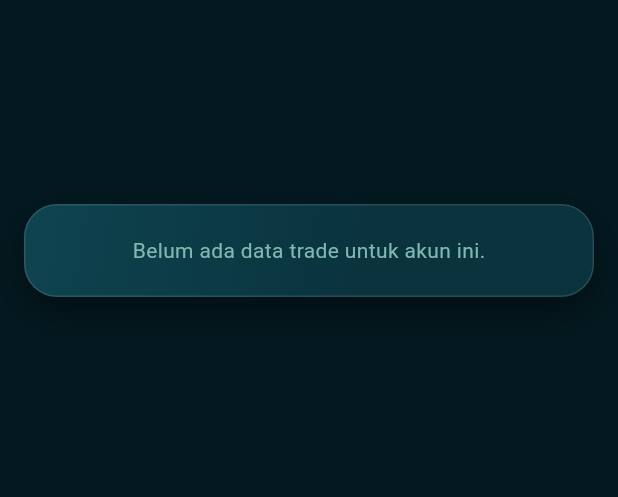
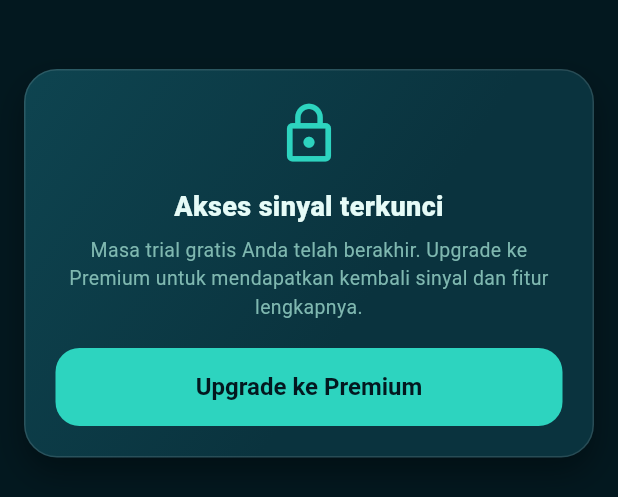
Before and after one commit to sabar2023/robot-otomatis, a Flutter app: the HistoryScreen widget shown alone on an empty page, opened directly, on a phone screen of 412 x 824 dp. Shown: the top 497 px of the screen. Run offline on Flutter 3.47's test engine with Material 3 defaults, Android fonts, the phone set to English and light mode, and no system bars; our stand-ins replace image_picker, supabase_flutter; accounts and stored records are empty.

Commit message:
feat: gate sinyal per-user (trial/expired) + webhook Telegram chat ID + gate sinyal/laporan di app Co-authored-by: monkeycode-ai <monkeycode-ai@chaitin.com>

```diff
--- a/app/lib/profile.dart
+++ b/app/lib/profile.dart
@@ -1,4 +1,37 @@
 import 'package:supabase_flutter/supabase_flutter.dart';
+
+String signalAccess(Map<String, dynamic> prof) {
+  final role = (prof["role"] ?? "customer").toString();
+  if (role == "admin") return "premium";
+  if ((prof["is_blocked"] ?? false) == true) return "blocked";
+  final plan = (prof["plan"] ?? "free_trial").toString();
+  if (plan == "premium") return "premium";
+  if (plan == "free_trial" || plan == "free") {
+    final trial = prof["trial_ends_at"];
+    if (trial != null && trial.toString().isNotEmpty) {
+      try {
+        final ends = DateTime.parse(trial.toString());
+        if (DateTime.now().isBefore(ends)) return "trial";
+      } catch (_) {}
+    }
+    return "expired";
+  }
+  return "expired";
+}
+
+Future<String> fetchSignalAccess() async {
+  final client = Supabase.instance.client;
+  final session = client.auth.currentSession;
+  if (session == null) return "expired";
+  final uid = session.user.id;
+  final prof = await client
+      .from("users_profile")
+      .select("role,plan,trial_ends_at,is_blocked")
+      .eq("auth_id", uid)
+      .maybeSingle();
+  if (prof == null) return "expired";
+  return signalAccess(prof);
+}
 
 Future<String?> ensureProfile() async {
   final client = Supabase.instance.client;
--- a/app/lib/screens/history_screen.dart
+++ b/app/lib/screens/history_screen.dart
@@ -3,6 +3,7 @@ import 'package:supabase_flutter/supabase_flutter.dart';
 
 import '../profile.dart';
 import '../theme.dart';
+import 'package_screen.dart';
 
 class HistoryScreen extends StatefulWidget {
   const HistoryScreen({super.key});
@@ -15,6 +16,7 @@ class _HistoryScreenState extends State<HistoryScreen> {
   final _client = Supabase.instance.client;
   List<Map<String, dynamic>> _rows = [];
   bool _loaded = false;
+  bool _locked = false;
 
   static const _bulan = ["Jan", "Feb", "Mar", "Apr", "Mei", "Jun", "Jul", "Agu", "Sep", "Okt", "Nov", "Des"];
 
@@ -72,6 +74,13 @@ class _HistoryScreenState extends State<HistoryScreen> {
 
   Future<void> _load() async {
     try {
+      final access = await fetchSignalAccess();
+      if (!mounted) return;
+      _locked = access != "premium" && access != "trial";
+      if (_locked) {
+        setState(() => _loaded = true);
+        return;
+      }
       final pid = await ensureProfile();
       if (pid == null || !mounted) return;
       final rows = await _client
@@ -114,6 +123,9 @@ class _HistoryScreenState extends State<HistoryScreen> {
     if (!_loaded) {
       return const Center(child: CircularProgressIndicator(color: accentMain));
     }
+    if (_locked) {
+      return _buildLock();
+    }
     return RefreshIndicator(
       onRefresh: _load,
       color: accentMain,
@@ -136,6 +148,39 @@ class _HistoryScreenState extends State<HistoryScreen> {
               itemCount: _rows.length,
               itemBuilder: (c, i) => _buildCard(_rows[i]),
             ),
+    );
+  }
+
+  Widget _buildLock() {
+    return ListView(
+      padding: const EdgeInsets.only(top: 40),
+      children: [
+        panelCard(
+          child: Column(
+            crossAxisAlignment: CrossAxisAlignment.stretch,
+            children: [
+              const Icon(Icons.lock_outline, color: accentMain, size: 44),
+              const SizedBox(height: 14),
+              const Text(
+                "Akses sinyal terkunci",
+                textAlign: TextAlign.center,
+                style: TextStyle(fontWeight: FontWeight.w800, fontSize: 18),
+              ),
+              const SizedBox(height: 6),
+              const Text(
+                "Masa trial gratis Anda telah berakhir. Upgrade ke Premium untuk mendapatkan kembali sinyal dan fitur lengkapnya.",
+                textAlign: TextAlign.center,
+                style: TextStyle(color: textMuted, fontSize: 13),
+              ),
+              const SizedBox(height: 18),
+              FilledButton(
+                onPressed: () => Navigator.of(context).push(MaterialPageRoute(builder: (_) => const PackageScreen())),
+                child: const Text("Upgrade ke Premium"),
+              ),
+            ],
+          ),
+        ),
+      ],
     );
   }
 
```
Also changed, not shown: app/lib/screens/dashboard_screen.dart (+11 -6 lines), app/lib/screens/reports_screen.dart (+45 -0 lines), 3 other files.
